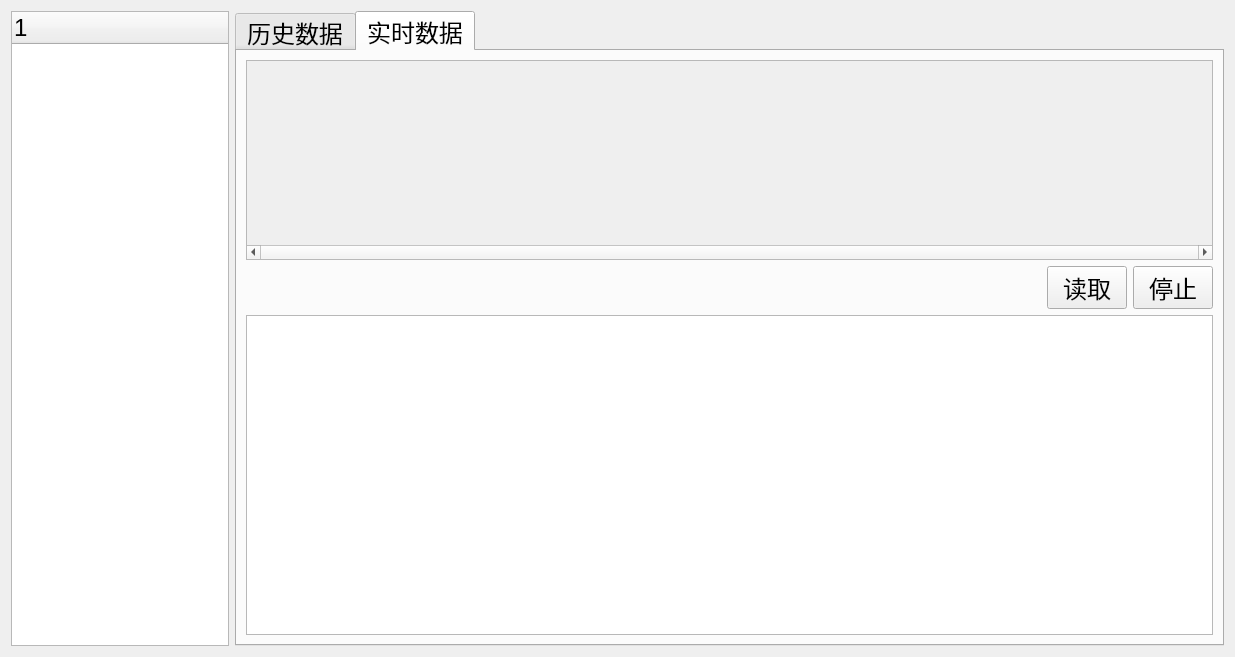
Above: SummaryWidget.ui from wanlong1215/test before the change. Below: the same form after it.
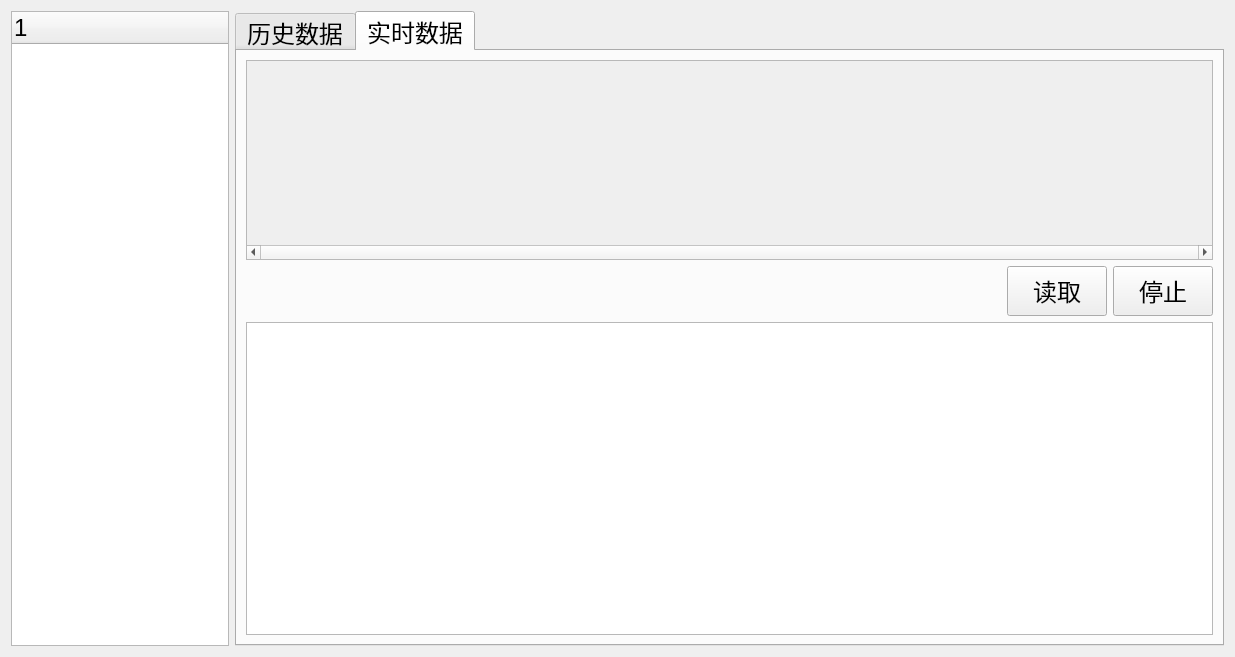
That is the form after the change. The open tabs and pages were chosen to show the change. Custom widgets are drawn as their Qt base class.

```diff
--- a/SummaryWidget.ui
+++ b/SummaryWidget.ui
@@ -355,8 +355,21 @@
          </item>
          <item>
           <widget class="QPushButton" name="btnReadRealtime">
+           <property name="minimumSize">
+            <size>
+             <width>100</width>
+             <height>50</height>
+            </size>
+           </property>
+           <property name="maximumSize">
+            <size>
+             <width>100</width>
+             <height>50</height>
+            </size>
+           </property>
            <property name="font">
             <font>
+             <family>微软雅黑</family>
              <pointsize>18</pointsize>
             </font>
            </property>
@@ -367,6 +380,23 @@
          </item>
          <item>
           <widget class="QPushButton" name="btnStopRead">
+           <property name="minimumSize">
+            <size>
+             <width>100</width>
+             <height>50</height>
+            </size>
+           </property>
+           <property name="maximumSize">
+            <size>
+             <width>100</width>
+             <height>50</height>
+            </size>
+           </property>
+           <property name="font">
+            <font>
+             <family>微软雅黑</family>
+            </font>
+           </property>
            <property name="text">
             <string>停止</string>
            </property>
```
Left out of the diff: 11 changed lines with no effect on the pictures.
